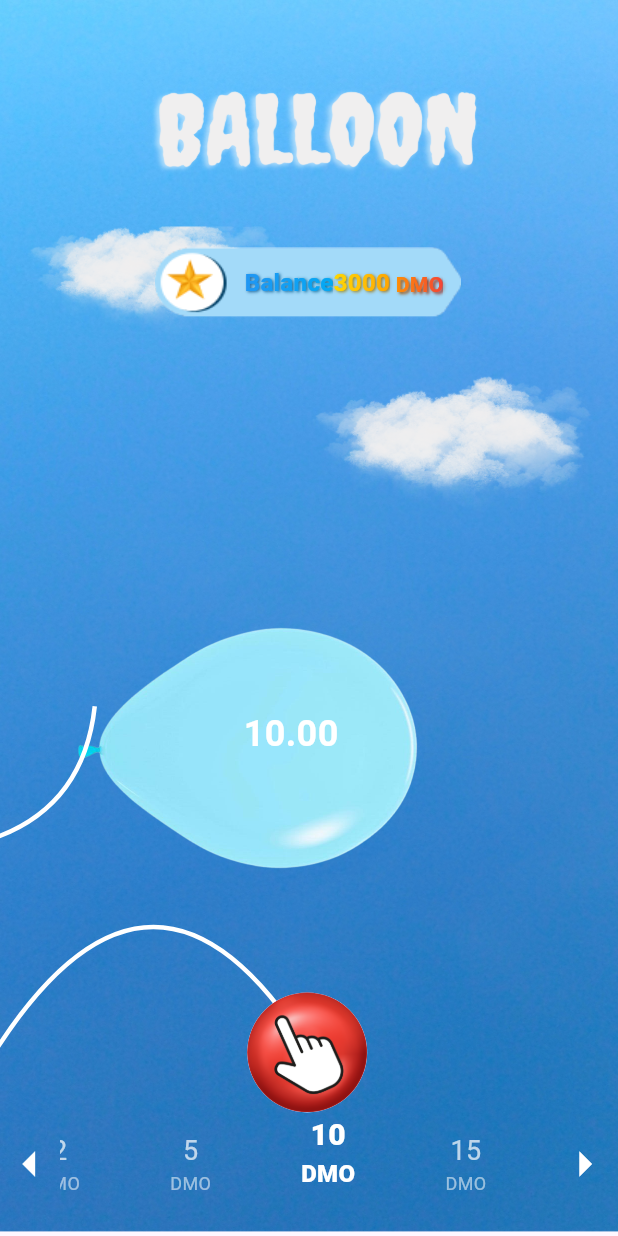
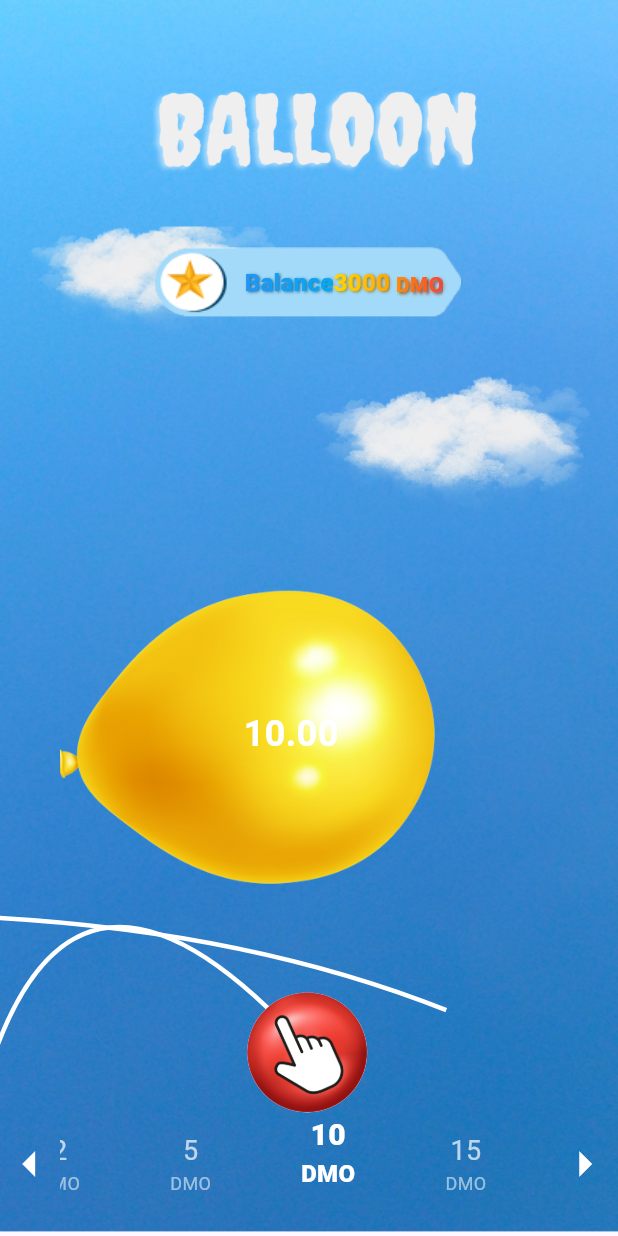
Before and after one commit to SuryavanshiAman/balloon, a Flutter app: the screen it shows after launch, after a tap on "10", on a phone screen of 412 x 824 dp. Run offline on Flutter 3.47's test engine with Material 3 defaults, Android fonts, the phone set to English and light mode, and no system bars; our stand-ins replace lottie; project files that could hold a hidden picture were left out.

Commit message:
6 commit

```diff
--- a/lib/game_controller.dart
+++ b/lib/game_controller.dart
@@ -107,7 +107,10 @@ class CurvedPipePainter extends CustomPainter {
     double controlPointX = size.width * (0.5 - animationValue * 0.4);
     double controlPointY = size.height/2;
     path.moveTo(-3, size.height);
-    path.quadraticBezierTo(controlPointX, controlPointY, size.width, size.height);
+    path.quadraticBezierTo(controlPointX, controlPointY, size.width,  size.height);
+
+    // path.moveTo(-3, size.height);
+    // path.quadraticBezierTo(controlPointX, controlPointY, size.width, size.height);
 
     // Draw the path
     canvas.drawPath(path, paint);
@@ -118,3 +121,97 @@ class CurvedPipePainter extends CustomPainter {
     return true; // Always repaint for animation
   }
 }
+// class CurvedPipeTail extends CustomPainter {
+//   final double animationValue;
+//   final Offset startPoint;
+//
+//   CurvedPipeTail(this.animationValue,this.startPoint);
+//
+//   @override
+//   void paint(Canvas canvas, Size size) {
+//     Paint paint = Paint()
+//       ..color = Colors.white
+//       ..style = PaintingStyle.stroke
+//       ..strokeWidth = 3;
+//
+//     // Define a path for the curved pipe
+//     Path path = Path();
+//     double controlPointX = size.width * (0.5 - animationValue * 0.4);
+//     double controlPointY = size.height/2;
+//     path.moveTo(-3, startPoint.dy);
+//     path.quadraticBezierTo(controlPointX, controlPointY, size.width,  size.height);
+//
+//     // Draw the path
+//     canvas.drawPath(path, paint);
+//   }
+//
+//   @override
+//   bool shouldRepaint(CustomPainter oldDelegate) {
+//     return true; // Always repaint for animation
+//   }
+// }
+
+class CurvedPipeTail extends CustomPainter {
+  final double animationValue;
+  final Offset startPoint;
+
+  CurvedPipeTail(this.animationValue, this.startPoint);
+
+  @override
+  void paint(Canvas canvas, Size size) {
+    Paint paint = Paint()
+      ..color = Colors.white
+      ..style = PaintingStyle.stroke
+      ..strokeWidth = 3;
+
+    // Define a path for the curved pipe
+    Path path = Path();
+    // Modify control point to move the curve forward as animation progresses
+    double controlPointX = startPoint.dx + size.width * (0.5 - animationValue * 0.4);  // Adjust for forward movement
+    double controlPointY = size.height/2;
+    path.moveTo(-3, startPoint.dy);
+    path.quadraticBezierTo(controlPointX, controlPointY, size.width,  size.height); // Draw the curve
+
+    // Draw the path
+    canvas.drawPath(path, paint);
+  }
+
+  @override
+  bool shouldRepaint(CustomPainter oldDelegate) {
+    return true; // Always repaint for animation
+  }
+}
+
+class TailPainter extends CustomPainter {
+  final double tailHeight;
+  final double balloonWidth;
+
+  TailPainter({required this.tailHeight, required this.balloonWidth});
+
+  @override
+  void paint(Canvas canvas, Size size) {
+    Paint paint = Paint()
+      ..color = Colors.black
+      ..strokeWidth = 3
+      ..style = PaintingStyle.stroke; // Stroke only, no fill
+
+    // Start the path at the base of the balloon
+    Path path = Path();
+      // ..moveTo(balloonWidth / 2, 0); // Starting point at the center of the balloon's bottom
+
+    // Control points to create a smooth curve
+    path.quadraticBezierTo(
+      balloonWidth / 3, // Control point X (adjust for the curve)
+      tailHeight / 2,    // Control point Y (adjust for how much curve you want)
+      balloonWidth / 2,  // End point X (same X to maintain the center of the balloon)
+      tailHeight,        // End point Y (tail height)
+    );
+
+    canvas.drawPath(path, paint);
+  }
+
+  @override
+  bool shouldRepaint(covariant CustomPainter oldDelegate) {
+    return true; // Always repaint when the tail changes
+  }
+}
--- a/lib/view/game_screen.dart
+++ b/lib/view/game_screen.dart
@@ -19,8 +19,8 @@ class _BalloonScreenState extends State<BalloonScreen>
   late Animation<double> _flyAnimation;
   late AnimationController _pipeController;
   late Animation<double> _pipeAnimation;
-  late AnimationController _zigController;
-  late Animation<double> _zigAnimation;
+  late AnimationController _tailController;
+  late Animation<double> _tailAnimation;
   final Random _random = Random();
   Timer? _timer;
   @override
@@ -31,7 +31,7 @@ class _BalloonScreenState extends State<BalloonScreen>
       gameController.setBurstThreshold(
           gameController.balloonSize + _random.nextDouble() * 100.0);
     });
-
+    _tailController = AnimationController(vsync: this, duration: Duration(seconds: 1));
     // Setup animation controller for smooth flying
     _controller = AnimationController(
       vsync: this,
@@ -54,21 +54,18 @@ class _BalloonScreenState extends State<BalloonScreen>
     _pipeController = AnimationController(
       duration: Duration(seconds: 2),
       vsync: this,
-    );
+    )..repeat(reverse: false);
 
     // Define the animation with a curve
     _pipeAnimation = CurvedAnimation(
       parent: _pipeController,
       curve: Curves.easeInOut,
     );
-    _zigController = AnimationController(
-      duration: Duration(seconds: 2),
-      vsync: this,
-    );
+    _tailAnimation = Tween<double>(
+      begin: 0.0,
+      end: gameController.balloonSize * 0.5, // Tail size grows with balloon
+    ).animate(CurvedAnimation(parent: _tailController, curve: Curves.easeOut));
 
-    _zigAnimation = Tween<double>(begin: 1.0, end: 0.1).animate(
-      CurvedAnimation(parent: _zigController, curve: Curves.easeInOut),
-    );
   }
   void _startPipeAnimation() {
     _pipeController.forward();
@@ -112,6 +109,11 @@ class _BalloonScreenState extends State<BalloonScreen>
             double.parse(gameController.amount[gameController.selectedIndex]));
       }
     }
+    _tailAnimation = Tween<double>(
+      begin: 0.0,
+      end: gameController.balloonSize * 0.5, // Tail size grows with balloon
+    ).animate(CurvedAnimation(parent: _tailController, curve: Curves.easeOut));
+    _tailController.forward();
   }
 
   void _startFlying(GameController gameController) {
@@ -176,7 +178,8 @@ class _BalloonScreenState extends State<BalloonScreen>
     _timer?.cancel();
     super.dispose();
   }
-
+  Offset _startPosition = Offset.zero;
+  final GlobalKey _containerKey = GlobalKey();
   final ScrollController _scrollController = ScrollController();
   @override
   Widget build(BuildContext context) {
@@ -298,38 +301,39 @@ class _BalloonScreenState extends State<BalloonScreen>
                       child: Lottie.asset("assets/lotti/win.json"),
                     ),
                   )
-                : Positioned(
+                :
+
+
+            Positioned(
               bottom: _flyAnimation.value,
               left: 40,
-                    child: AnimatedContainer(
+              child: Stack(
+                clipBehavior: Clip.none,
+                children: [
+                  AnimatedContainer(
                     duration: Duration(milliseconds: 300),
-                      // width: gameController.balloonSize,
                     width: gameController.winGif == true
                         ? width * 1
                         : gameController.balloonSize,
                     height: gameController.winGif == true
                         ? height * 0.35
                         : gameController.balloonSize,
-                      // height: gameController.balloonSize,
                     decoration: BoxDecoration(
-                        // color: Colors.red,
                       image: DecorationImage(
                         image: AssetImage(gameController.blast == true
                             ? Assets.imagesBlasat
                             : gameController.isFlying
                             ? Assets.imagesFlyingBallon
-                                    : Assets.imagesBalloon)),
+                            : Assets.imagesBalloon),
+                      ),
                     ),
                     child: Center(
                       child: Padding(
-                          padding:
-                              const EdgeInsets.only(left: 58.0, bottom: 20),
+                        padding: const EdgeInsets.only(left: 58.0, bottom: 20),
                         child: Text(
-                            gameController.blast == true ||
-                                    gameController.isFlying
+                          gameController.blast == true || gameController.isFlying
                               ? ""
-                                : gameController.multipliedValue
-                                    .toStringAsFixed(2),
+                              : gameController.multipliedValue.toStringAsFixed(2),
                           style: TextStyle(
                             fontSize: 24,
                             fontWeight: FontWeight.bold,
@@ -339,7 +343,10 @@ class _BalloonScreenState extends State<BalloonScreen>
                       ),
                     ),
                   ),
+                ],
               ),
+            ),
+
             gameController.winGif == true
                 ? Positioned(
                     bottom: _flyAnimation.value,
@@ -455,18 +462,18 @@ class _BalloonScreenState extends State<BalloonScreen>
                   )
                 : Container(),
             Positioned(
-              top: height * 0.61,
+              top: height * 0.58 , // Moves upwards based on the animation
+              left: 1,
               child: AnimatedBuilder(
                 animation: _pipeAnimation,
                 builder: (context, child) {
                   return Transform.rotate(
-                    angle: pi/1.4,
-
+                    angle: 2.3,
                     child: CustomPaint(
-                      painter: CurvedPipePainter(_pipeAnimation.value),
+                      painter: CurvedPipeTail(_pipeAnimation.value,_startPosition),
                       child: SizedBox(
-                        width: width * 0.27,
-                        height: height * 0.09,
+                        width: width * 0.5,
+                        height: height *0.4, // Increase the height as the animation value increases
                       ),
                     ),
                   );
```
Also changed, not shown: assets/images/balloon.png, assets/images/blasat.gif. Lines whose indentation alone changed are shown as unchanged.
